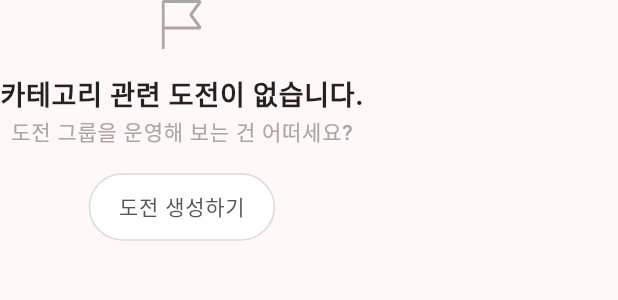
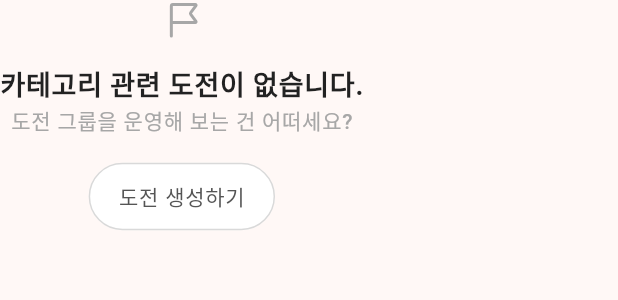
Before and after one commit to team-dodal/dodal_app, a Flutter app: the NoListContext widget shown alone on an empty page, opened directly, on a phone screen of 412 x 824 dp. Shown: the top 300 px of the screen. Run offline on Flutter 3.47's test engine with Material 2 defaults, Android fonts, the phone set to English and light mode, and no system bars; our stand-ins replace dio, equatable, expandable_page_view, firebase_core, firebase_messaging, flutter_bloc and 13 more; missing offline and left inert: dio_cache_interceptor, kakao_flutter_sdk_user; accounts and stored records are empty; network calls fail; Roboto replaces fonts that are missing (Pretendard).

Commit message:
아이콘 경로 수정 & 메인 화면 아이콘 적용

```diff
--- a/lib/model/navigation_route.dart
+++ b/lib/model/navigation_route.dart
@@ -2,7 +2,7 @@ import 'package:flutter/material.dart';
 
 class NavigationRoute {
   final String name;
-  final Icon? icon;
+  final dynamic icon;
   final Widget screen;
   NavigationRoute({
     required this.name,
--- a/lib/screens/sign_in/main.dart
+++ b/lib/screens/sign_in/main.dart
@@ -117,7 +117,7 @@ class SignInScreen extends StatelessWidget {
                       mainAxisAlignment: MainAxisAlignment.center,
                       children: [
                         SvgPicture.asset(
-                          'assets/icons/kakao_icon.svg',
+                          'assets/icons/social/kakao_icon.svg',
                           width: 18,
                           height: 18,
                         ),
@@ -141,7 +141,7 @@ class SignInScreen extends StatelessWidget {
                       mainAxisAlignment: MainAxisAlignment.center,
                       children: [
                         SvgPicture.asset(
-                          'assets/icons/google_icon.svg',
+                          'assets/icons/social/google_icon.svg',
                           width: 18,
                           height: 18,
                         ),
@@ -166,7 +166,7 @@ class SignInScreen extends StatelessWidget {
                         mainAxisAlignment: MainAxisAlignment.center,
                         children: [
                           SvgPicture.asset(
-                            'assets/icons/apple_icon.svg',
+                            'assets/icons/social/apple_icon.svg',
                             width: 18,
                             height: 18,
                           ),
--- a/lib/theme/theme_data.dart
+++ b/lib/theme/theme_data.dart
@@ -120,6 +120,22 @@ ThemeData lightTheme = ThemeData(
       disabledForegroundColor: AppColors.systemGrey2,
     ),
   ),
+  bottomNavigationBarTheme: const BottomNavigationBarThemeData(
+    selectedItemColor: AppColors.systemGrey1,
+    unselectedItemColor: AppColors.systemGrey2,
+    selectedLabelStyle: TextStyle(
+      fontSize: 12,
+      letterSpacing: 0.5,
+      fontWeight: FontWeight.bold,
+      color: AppColors.systemGrey1,
+    ),
+    unselectedLabelStyle: TextStyle(
+      fontSize: 12,
+      letterSpacing: 0.5,
+      fontWeight: FontWeight.bold,
+      color: AppColors.systemGrey2,
+    ),
+  ),
   tabBarTheme: const TabBarTheme(
     indicatorSize: TabBarIndicatorSize.tab,
     indicatorColor: AppColors.systemBlack,
--- a/lib/widgets/common/no_list_context.dart
+++ b/lib/widgets/common/no_list_context.dart
@@ -17,7 +17,7 @@ class NoListContext extends StatelessWidget {
     return Column(
       children: [
         SvgPicture.asset(
-          'assets/icons/challenge_icon.svg',
+          'assets/icons/flag_icon.svg',
           colorFilter: const ColorFilter.mode(
             AppColors.systemGrey2,
             BlendMode.srcIn,
--- a/pubspec.yaml
+++ b/pubspec.yaml
@@ -89,6 +89,8 @@ flutter:
     - .env
     - assets/images/
     - assets/icons/
+    - assets/icons/category/
+    - assets/icons/social/
     # - images/a_dot_ham.jpeg
 
   # An image asset can refer to one or more resolution-specific "variants", see
```
Also changed, not shown: lib/model/category_model.dart (+5 -5 lines), lib/screens/main_route/main.dart (+24 -11 lines), assets/icons/category/book_category_icon.svg (renamed from assets/icons/book_category_icon.svg), assets/icons/category/clock_category_icon.svg (renamed from assets/icons/clock_category_icon.svg), assets/icons/category/health_category_icon.svg (renamed from assets/icons/health_category_icon.svg), assets/icons/category/light_category_icon.svg (renamed from assets/icons/light_category_icon.svg), assets/icons/category/pen_category_icon.svg (renamed from assets/icons/pen_category_icon.svg), assets/icons/challenge_icon.svg (deleted), assets/icons/feed_icon.svg (added), assets/icons/flag_icon.svg (added), assets/icons/home_icon.svg (added), assets/icons/my_icon.svg (added), assets/icons/social/apple_icon.svg (renamed from assets/icons/apple_icon.svg), assets/icons/social/google_icon.svg (renamed from assets/icons/google_icon.svg), 1 more files.
